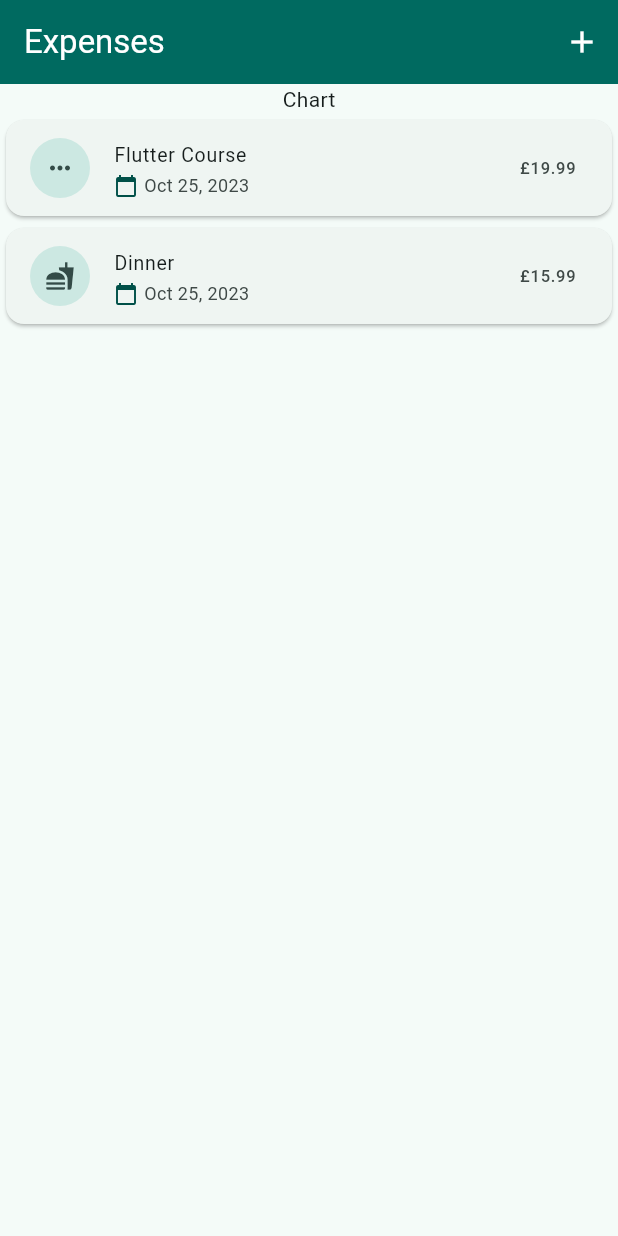
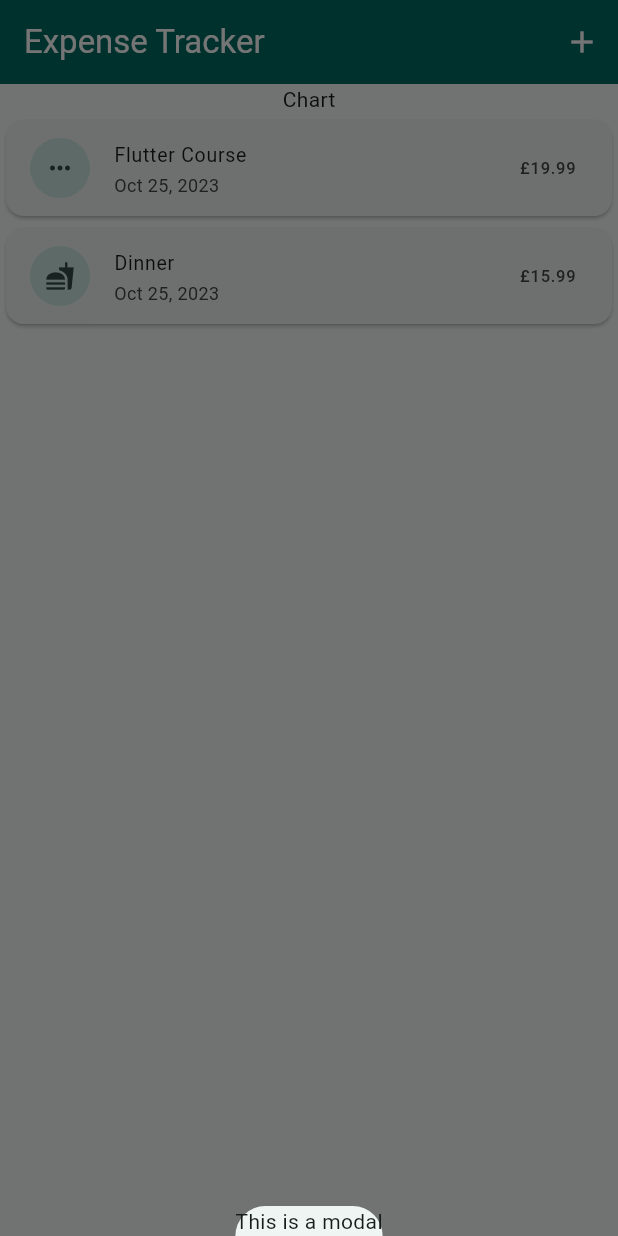
Before and after one commit to Moonbladez/flutter-expense-tracker, a Flutter app: the screen it shows after launch, after a tap on the "add" icon, on a phone screen of 412 x 824 dp. Run offline on Flutter 3.47's test engine with Material 2 defaults, Android fonts, the phone set to English and light mode, and no system bars.

Commit message:
added button for bottom modal

```diff
--- a/lib/widgets/expenses_list/expenses_list_item.dart
+++ b/lib/widgets/expenses_list/expenses_list_item.dart
@@ -17,16 +17,8 @@ class ExpensesListItem extends StatelessWidget {
               size: 20,
               color: Theme.of(context).colorScheme.onSecondaryContainer),
         ),
-        subtitle: Row(
-          children: [
-            Icon(Icons.calendar_today,
-                size: 16,
-                color: Theme.of(context).colorScheme.onPrimaryContainer),
-            const SizedBox(width: 4),
-            Text(
-              expense.formattedDate,
-            ),
-          ],
+        subtitle: Text(
+          expense.formattedDate,
         ),
         title: Text(expense.title),
         trailing: Text("£${expense.amount.toStringAsFixed(2)}"),
--- a/lib/widgets/expenses_list/expenses_screen.dart
+++ b/lib/widgets/expenses_list/expenses_screen.dart
@@ -22,22 +22,29 @@ class _ExpensesScreenState extends State<ExpensesScreen> {
       amount: 15.99,
       date: DateTime.now(),
       category: Category.food,
-    ),
+    )
   ];
+
+  void _openAddExpenseModal() {
+    showModalBottomSheet(
+      context: context,
+      builder: (ctx) => const Text("This is a modal"),
+    );
+  }
+
   @override
   Widget build(BuildContext context) {
     return Scaffold(
       appBar: AppBar(
         actions: [
           IconButton(
-            onPressed: () {},
-            splashRadius: 20,
+            onPressed: _openAddExpenseModal,
             icon: const Icon(Icons.add),
-          ),
+          )
         ],
         backgroundColor: Theme.of(context).colorScheme.primary,
         foregroundColor: Theme.of(context).colorScheme.onPrimary,
-        title: const Text('Expenses'),
+        title: const Text('Expense Tracker'),
       ),
       body: Column(
         children: [
```
